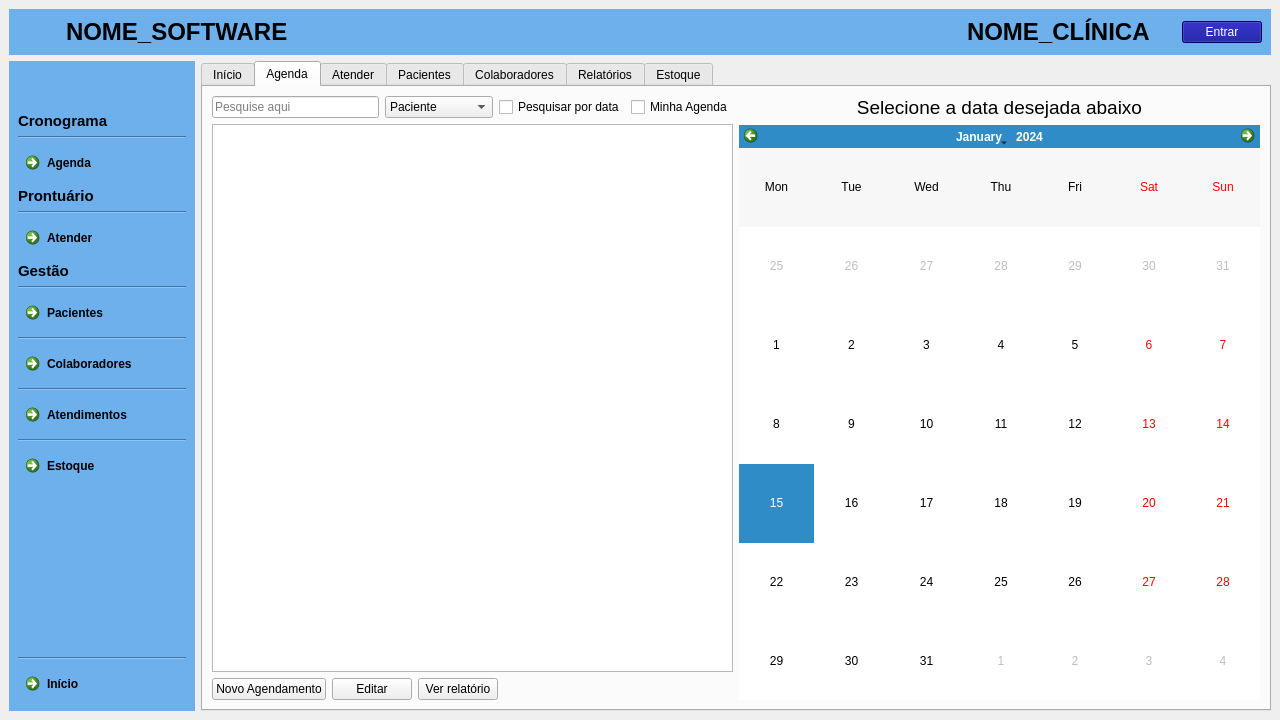
Above: clinica_cpp/mainwindow.ui from juander/Projeto_CPP before the change. Below: the same form after it.
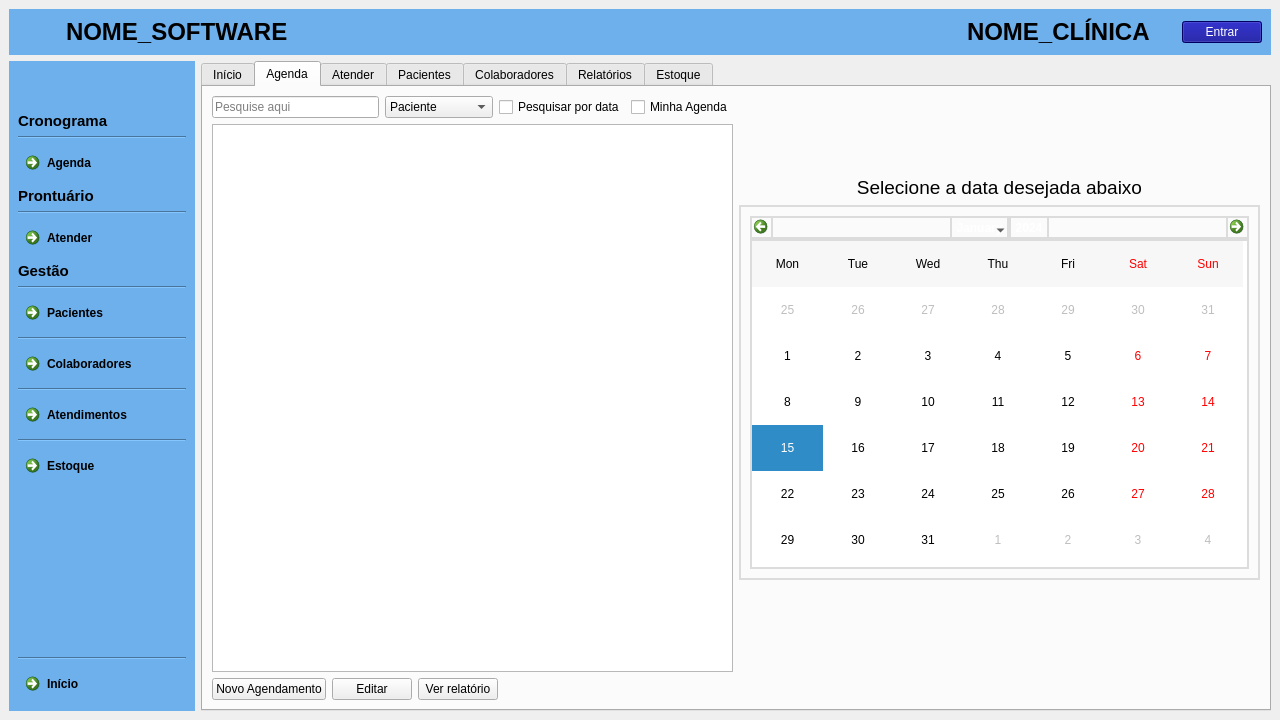
That is the form after the change. The open tabs and pages were chosen to show the change. Icons and pictures are not drawn.

The edit to the form file:
```diff
--- a/clinica_cpp/mainwindow.ui
+++ b/clinica_cpp/mainwindow.ui
@@ -2703,6 +2703,38 @@
                 </item>
                 <item>
                  <layout class="QVBoxLayout" name="verticalLayout_38">
+                  <item>
+                   <spacer name="verticalSpacer_3">
+                    <property name="orientation">
+                     <enum>Qt::Orientation::Vertical</enum>
+                    </property>
+                    <property name="sizeType">
+                     <enum>QSizePolicy::Policy::Minimum</enum>
+                    </property>
+                    <property name="sizeHint" stdset="0">
+                     <size>
+                      <width>20</width>
+                      <height>40</height>
+                     </size>
+                    </property>
+                   </spacer>
+                  </item>
+                  <item>
+                   <spacer name="verticalSpacer_4">
+                    <property name="orientation">
+                     <enum>Qt::Orientation::Vertical</enum>
+                    </property>
+                    <property name="sizeType">
+                     <enum>QSizePolicy::Policy::Minimum</enum>
+                    </property>
+                    <property name="sizeHint" stdset="0">
+                     <size>
+                      <width>20</width>
+                      <height>40</height>
+                     </size>
+                    </property>
+                   </spacer>
+                  </item>
                   <item>
                    <widget class="QLabel" name="label">
                     <property name="text">
@@ -2711,15 +2743,84 @@
                    </widget>
                   </item>
                   <item>
-                   <widget class="QCalendarWidget" name="calendarioAgenda">
-                    <property name="toolTipDuration">
-                     <number>-9</number>
+                   <widget class="QFrame" name="frame">
+                    <property name="styleSheet">
+                     <string notr="true">border: 2px solid #dcdcdc;</string>
                     </property>
-                    <property name="verticalHeaderFormat">
-                     <enum>QCalendarWidget::VerticalHeaderFormat::NoVerticalHeader</enum>
+                    <property name="frameShape">
+                     <enum>QFrame::Shape::StyledPanel</enum>
                     </property>
+                    <property name="frameShadow">
+                     <enum>QFrame::Shadow::Raised</enum>
+                    </property>
+                    <layout class="QVBoxLayout" name="verticalLayout_19">
+                     <item>
+                      <widget class="QCalendarWidget" name="calendarioAgenda">
+                       <property name="toolTipDuration">
+                        <number>-9</number>
+                       </property>
+                       <property name="styleSheet">
+                        <string notr="true"/>
+                       </property>
+                       <property name="verticalHeaderFormat">
+                        <enum>QCalendarWidget::VerticalHeaderFormat::NoVerticalHeader</enum>
+                       </property>
+                       <property name="navigationBarVisible">
+                        <bool>true</bool>
+                       </property>
+                      </widget>
+                     </item>
+                    </layout>
                    </widget>
                   </item>
+                  <item>
+                   <spacer name="verticalSpacer_2">
+                    <property name="orientation">
+                     <enum>Qt::Orientation::Vertical</enum>
+                    </property>
+                    <property name="sizeType">
+                     <enum>QSizePolicy::Policy::Minimum</enum>
+                    </property>
+                    <property name="sizeHint" stdset="0">
+                     <size>
+                      <width>20</width>
+                      <height>40</height>
+                     </size>
+                    </property>
+                   </spacer>
+                  </item>
+                  <item>
+                   <spacer name="verticalSpacer_22">
+                    <property name="orientation">
+                     <enum>Qt::Orientation::Vertical</enum>
+                    </property>
+                    <property name="sizeType">
+                     <enum>QSizePolicy::Policy::Minimum</enum>
+                    </property>
+                    <property name="sizeHint" stdset="0">
+                     <size>
+                      <width>20</width>
+                      <height>40</height>
+                     </size>
+                    </property>
+                   </spacer>
+                  </item>
+                  <item>
+                   <spacer name="verticalSpacer_5">
+                    <property name="orientation">
+                     <enum>Qt::Orientation::Vertical</enum>
+                    </property>
+                    <property name="sizeType">
+                     <enum>QSizePolicy::Policy::Minimum</enum>
+                    </property>
+                    <property name="sizeHint" stdset="0">
+                     <size>
+                      <width>20</width>
+                      <height>40</height>
+                     </size>
+                    </property>
+                   </spacer>
+                  </item>
                  </layout>
                 </item>
                </layout>
```
Left out of the diff: 5 changed lines with no effect on the pictures.
